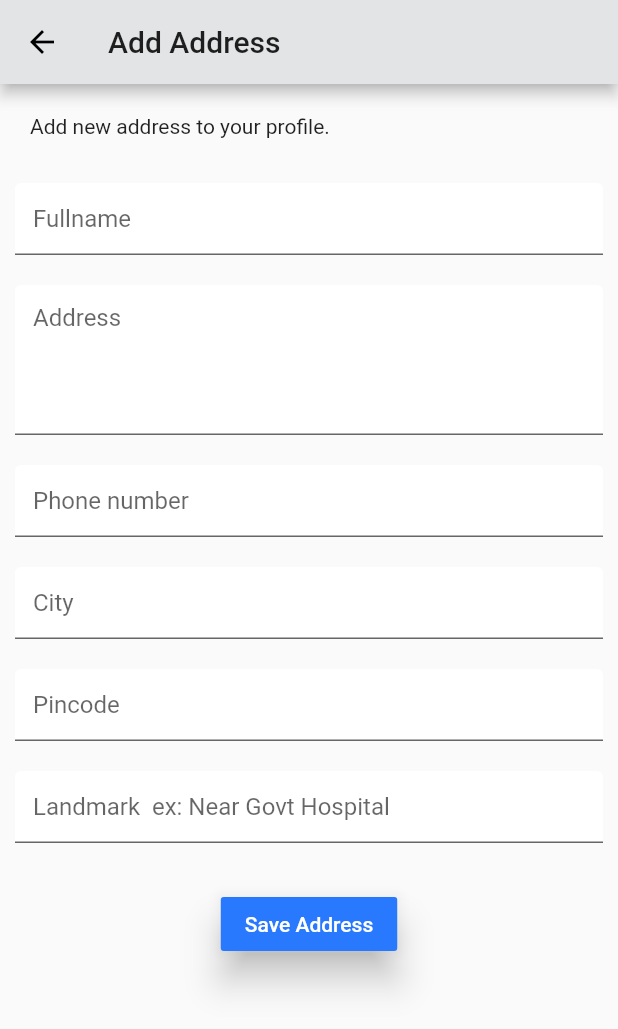
After one commit to DaSvilu3/virga_shop, a Flutter app: the AddAddressScreen screen opened directly, on a phone screen of 412 x 824 dp. The commit adds this screen. Shown: the top 1029 px of the screen. Run offline on Flutter 3.47's test engine with Material 2 defaults, Android fonts, the phone set to English and light mode, and no system bars; our stand-ins replace cached_network_image, carousel_pro, font_awesome_flutter, image_picker, rxdart, shared_preferences; missing offline and left inert: flutter_advanced_networkimage; accounts and stored records are empty.

Commit message:
add address and place order screen

```diff
--- a/lib/globals.dart
+++ b/lib/globals.dart
@@ -21,5 +21,7 @@ class Api{
   static const String registerUrl = URL+'/api/register';
   static const String productsUrl = URL+'/api/products';
   static const String categoryUrl = URL+'/api/product_categories';
+  static const String placeOrderUrl = URL + '/api/orders';
+  static const String currentUserAddressUrl = URL + '/api/user/addresses';
 
 }
--- /dev/null
+++ b/lib/models/user_address.dart
@@ -0,0 +1,35 @@
+class UserAddress{
+
+  ///Fullname of the user
+  String fullname;
+  String addressLine1;
+  String addressLine2;
+  String phoneNumber;
+  String city;
+  String landmark;
+  String pincode;
+
+  UserAddress({this.fullname,this.addressLine1,this.addressLine2,this.phoneNumber,this.city,this.landmark,this.pincode});
+
+  UserAddress.fromJson(Map<String,dynamic> json):
+    fullname = json["fullname"],
+    addressLine1 = json["address_line1"],
+    addressLine2 = json["address_line2"] ?? null,
+    phoneNumber = json["phone_number"],
+    city = json["city"],
+    landmark = json["landmark"] ?? null,
+    pincode = json["pincode"];
+
+  Map<String,dynamic> toJson() {
+    return {
+      "fullname" : fullname,
+      "addressLine1" : addressLine1,
+      "addressLine2" :addressLine2,
+      "phoneNumber" : phoneNumber,
+      "city" : city,
+      "landmark" : landmark,
+      "pincode" : pincode
+    };
+    }
+
+}
--- /dev/null
+++ b/lib/store/add_address.dart
@@ -0,0 +1,175 @@
+import 'dart:async';
+
+import 'package:flutter/material.dart';
+import 'package:virga_shop/models/user_address.dart';
+import 'package:virga_shop/network/api.dart';
+import 'package:http/http.dart' as http;
+
+class AddAddressScreen extends StatelessWidget {
+  @override
+  Widget build(BuildContext context) {
+    return new Scaffold(
+      appBar: AppBar(title: new Text("Add Address")),
+      body: AddAddressBody(),
+    );
+  }
+}
+
+class AddAddressBody extends StatefulWidget {
+  @override
+  State<StatefulWidget> createState() {
+    return _AddAddressBodyState();
+  }
+}
+
+class _AddAddressBodyState extends State<AddAddressBody> {
+  GlobalKey<FormState> _form = GlobalKey();
+
+  final _fullnameTEC = TextEditingController();
+  final _addressTEC = TextEditingController();
+  final _cityTEC = TextEditingController();
+  final _pincodeTEC = TextEditingController();
+  final _landmarkTEC = TextEditingController();
+  final _phoneTEC = TextEditingController();
+
+  Future<http.Response> _saveAddress(UserAddress address) async {
+    return await API.postAddress(address);
+  }
+
+  @override
+  Widget build(BuildContext context) {
+    return new ListView(
+      children: <Widget>[
+        new Padding(
+          padding: new EdgeInsets.all(20.0),
+          child: Text("Add new address to your profile.",
+              style: Theme.of(context).textTheme.body1),
+        ),
+        Form(
+          key: _form,
+          child: Column(
+            children: <Widget>[
+              Padding(
+                padding: EdgeInsets.all(10.0),
+                child: TextFormField(
+                  controller: _fullnameTEC,
+                  decoration: InputDecoration(
+                      hintText: "Fullname",
+                      fillColor: Colors.white,
+                      filled: true),
+                  validator: (value) {
+                    if (value.isEmpty) {
+                      return "Fullname cannot be empty";
+                    }
+                  },
+                ),
+              ),
+              Padding(
+                  padding: EdgeInsets.all(10.0),
+                  child: TextFormField(
+                    controller: _addressTEC,
+                    maxLines: 4,
+                    decoration: InputDecoration(
+                        hintText: "Address",
+                        fillColor: Colors.white,
+                        filled: true),
+                    validator: (value) {
+                      if (value.isEmpty) {
+                        return "Address cannot be empty";
+                      }
+                    },
+                  )),
+              Padding(
+                  padding: EdgeInsets.all(10.0),
+                  child: TextFormField(
+                    controller: _phoneTEC,
+                    decoration: InputDecoration(
+                        hintText: "Phone number",
+                        fillColor: Colors.white,
+                        filled: true),
+                    validator: (value) {
+                      if (value.isEmpty) {
+                        return "Phone number cannot be empty";
+                      }
+                    },
+                  )),
+              Padding(
+                  padding: EdgeInsets.all(10.0),
+                  child: TextFormField(
+                    controller: _cityTEC,
+                    decoration: InputDecoration(
+                        hintText: "City",
+                        fillColor: Colors.white,
+                        filled: true),
+                    validator: (value) {
+                      if (value.isEmpty) {
+                        return "City cannot be empty";
+                      }
+                    },
+                  )),
+              Padding(
+                  padding: EdgeInsets.all(10.0),
+                  child: TextFormField(
+                    controller: _pincodeTEC,
+                    keyboardType: TextInputType.numberWithOptions(
+                        decimal: false, signed: false),
+                    decoration: InputDecoration(
+                        hintText: "Pincode",
+                        fillColor: Colors.white,
+                        filled: true),
+                    validator: (value) {
+                      if (value.isEmpty) {
+                        return "Pincode cannot be empty";
+                      }
+                    },
+                  )),
+              Padding(
+                  padding: EdgeInsets.all(10.0),
+                  child: TextFormField(
+                    controller: _landmarkTEC,
+                    keyboardType: TextInputType.numberWithOptions(
+                        decimal: false, signed: false),
+                    decoration: InputDecoration(
+                        hintText: "Landmark  ex: Near Govt Hospital",
+                        fillColor: Colors.white,
+                        filled: true),
+                    validator: (value) {},
+                  )),
+              Padding(
+                  padding: EdgeInsets.symmetric(vertical: 20.0),
+                  child: RaisedButton(
+                    elevation: 10.0,
+                    color: Colors.blueAccent.shade400,
+                    child: new Text(
+                      "Save Address",
+                      style: TextStyle(color: Colors.white),
+                    ),
+                    onPressed: () {
+                      if (_form.currentState.validate()) {
+                        //show a snack bar saying, we are posting address
+                        Scaffold.of(context).showSnackBar(SnackBar(
+                            content:
+                                new Text("Saving new address, please wait.")));
+                        var address = new UserAddress();
+                        address.fullname = _fullnameTEC.text.trim();
+                        address.addressLine1 = _addressTEC.text.trim();
+                        address.city = _cityTEC.text.trim();
+                        address.landmark = _landmarkTEC.text.trim();
+                        address.pincode = _pincodeTEC.text.trim();
+                        address.phoneNumber = _phoneTEC.text.trim();
+                        _saveAddress(address).then((response) {
+                          if (response.statusCode == 200) {
+                            Scaffold.of(context).showSnackBar(SnackBar(
+                                content: new Text("Saved new address.")));
+                          }
+                        });
+                      }
+                    },
+                  )),
+            ],
+          ),
+        )
+      ],
+    );
+  }
+}
--- /dev/null
+++ b/lib/store/place_order.dart
@@ -0,0 +1,254 @@
+import 'dart:async';
+import 'package:flutter/material.dart';
+import 'package:virga_shop/models/user_address.dart';
+import 'package:virga_shop/store/add_address.dart';
+import 'package:virga_shop/store/place_order/place_order_bloc.dart';
+import 'package:virga_shop/store/place_order/place_order_provider.dart';
+
+class PlaceOrderScreen extends StatefulWidget {
+  @override
+  State<StatefulWidget> createState() {
+    // TODO: implement createState
+    return _PlaceOrderScreenState();
+  }
+}
+
+class _PlaceOrderScreenState extends State<PlaceOrderScreen> {
+  @override
+  Widget build(BuildContext context) {
+    return new PlaceOrderProvider(
+      providerBloc: new PlaceOrderBloc(),
+      child: new Scaffold(
+        appBar: new AppBar(
+          title: new Text("Place Order"),
+        ),
+        body: PlaceOrderBody(),
+      ),
+    );
+  }
+}
+
+class PlaceOrderBody extends StatefulWidget {
+  @override
+  State<StatefulWidget> createState() {
+    return _PlaceOrderBodyState();
+  }
+}
+
+class _PlaceOrderBodyState extends State<PlaceOrderBody> {
+  List<String> _checkedPaymentMethod = ["cod"];
+
+  _navigateToAddAddressScreen() async {
+    await Navigator
+        .of(context)
+        .push(MaterialPageRoute(builder: (context) => AddAddressScreen()))
+        .then((onValue) {
+      PlaceOrderProvider.of(context).initAddresses();
+      _chooseAddressDialog();
+    });
+  }
+
+  _chooseAddressDialog() async {
+    await showDialog(
+        context: context,
+        builder: (context) {
+          return SimpleDialog(
+            title: new Text("Choose Shipping Address"),
+            children: <Widget>[
+              StreamBuilder<List<UserAddress>>(
+                  stream: PlaceOrderProvider.of(this.context).addresses,
+                  builder:
+                      (context, AsyncSnapshot<List<UserAddress>> snapshot) {
+                    if (snapshot.data != null && snapshot.data.length > 0) {
+                      return Column(
+                        children: <Widget>[
+                          new Column(
+                              children: snapshot.data
+                                  .map((address) => Container(
+                                        width:
+                                            MediaQuery.of(context).size.width *
+                                                0.90,
+                                        padding: EdgeInsets.symmetric(
+                                            vertical: 10.0),
+                                        decoration: new BoxDecoration(
+                                            border: BorderDirectional(
+                                                bottom: BorderSide(
+                                                    color: Colors.grey.shade400,
+                                                    width: 1.0))),
+                                        child: new ListTile(
+                                          isThreeLine: true,
+                                          onTap: () {
+                                            //on selection change to this address
+                                            PlaceOrderProvider
+                                                .of(this.context)
+                                                .addressChangeHandler(address);
+                                            Navigator.of(context).pop();
+                                          },
+                                          title: Text(address.fullname),
+                                          subtitle: new Column(
+                                            crossAxisAlignment:
+                                                CrossAxisAlignment.start,
+                                            children: <Widget>[
+                                              Text(address.addressLine1),
+                                              Text(address.city),
+                                              Text(address.pincode),
+                                              Text("Phone: ${address.phoneNumber ?? ""} \nLandmark: ${address.landmark ?? "None"}"),
+                                            ],
+                                          ),
+                                        ),
+                                      ))
+                                  .toList()),
+                          new Divider(
+                            height: 2.0,
+                          ),
+                          new MaterialButton(
+                            color: Colors.white,
+                            child: new Text("Add new address"),
+                            onPressed: () {
+                              Navigator.of(context).pop();
+                              _navigateToAddAddressScreen();
+                            },
+                          )
+                        ],
+                      );
+                    }
+
+                    //if there are no address in users
+                    return new Column(
+                      children: <Widget>[
+                        new Container(
+                          width: MediaQuery.of(context).size.width,
+                          child: Column(
+                            children: <Widget>[
+                              new Icon(Icons.error_outline, size: 100.0),
+                              new Text(
+                                  "There are no address in your profile currently"),
+                              new MaterialButton(
+                                padding: EdgeInsets.all(10.0),
+                                color: Colors.white,
+                                child: new Text("Add new address"),
+                                onPressed: () {
+                                  Navigator.of(context).pop();
+                                  _navigateToAddAddressScreen();
+                                },
+                              )
+                            ],
+                          ),
+                        )
+                      ],
+                    );
+                  })
+            ],
+          );
+        });
+  }
+
+  Widget _addressesSelection() {
+    return StreamBuilder<UserAddress>(
+        stream: PlaceOrderProvider.of(context).selectedAddress,
+        builder: (context, AsyncSnapshot<UserAddress> snapshot) {
+          if (snapshot.hasData) {
+            return new MaterialButton(
+              padding: new EdgeInsets.all(20.0),
+              color: Colors.blue.shade100,
+              minWidth: MediaQuery.of(context).size.width,
+              onPressed: () {
+                _chooseAddressDialog();
+              },
+              child: new Column(
+                crossAxisAlignment: CrossAxisAlignment.stretch,
+                children: <Widget>[
+                  Text(snapshot.data.fullname),
+                  Text(snapshot.data.addressLine1),
+                  Text(snapshot.data.city),
+                  Text(snapshot.data.pincode)
+                ],
+              ),
+            );
+          }
+          return new MaterialButton(
+            color: Colors.white70,
+            height: MediaQuery.of(context).size.height * 0.30,
+            child: new Text("No address select, please select a address"),
+            onPressed: () {
+              _chooseAddressDialog();
+            },
+          );
+        });
+  }
+
+  Widget _paymentModeSelection() {
+    return new Column(
+      children: <Widget>[
+        Padding(
+          child: new Divider(),
+          padding: new EdgeInsets.symmetric(vertical: 20.0),
+        ),
+        Padding(
+          padding: new EdgeInsets.all(5.0),
+          child: Text("Payment Mode"),
+        ),
+        CheckboxListTile(
+          title: new Text("Cash-on-Delivery"),
+          value: _checkedPaymentMethod.contains("cod"),
+          onChanged: (checked) {
+            if (checked) {
+              setState(() {
+                _checkedPaymentMethod.clear();
+                _checkedPaymentMethod.add("cod");
+              });
+            }
+          },
+        ),
+        CheckboxListTile(
+          title: new Text("Pick-up from Mart"),
+          value: _checkedPaymentMethod.contains("pm"),
+          onChanged: (checked) {
+            if (checked) {
+              setState(() {
+                _checkedPaymentMethod.clear();
+                _checkedPaymentMethod.add("pm");
+              });
+            }
+          },
+        )
+      ],
+    );
+  }
+
+  @override
+  Widget build(BuildContext context) {
+    return new Column(
+      children: <Widget>[
+        Expanded(
+            child: ListView(
+          children: <Widget>[
+            Container(
+              padding: new EdgeInsets.all(20.0),
+              child: new Text(
+                "Select shipping address:",
+                style: TextStyle(fontSize: 16.0),
+              ),
+            ),
+            _addressesSelection(),
+            _paymentModeSelection()
+          ],
+        )),
+        Container(
+          padding: new EdgeInsets.fromLTRB(.0, .0, .0, .0),
+          width: MediaQuery.of(context).size.width,
+          child: new RaisedButton(
+            elevation: 40.0,
+            color: Colors.grey.shade300,
+            padding: new EdgeInsets.all(15.0),
+            child: Text(
+              "Place Order",
+              style: TextStyle(color: Colors.blue),
+            ),
+            onPressed: () {},
+          ),
+        )
+      ],
+    );
+  }
+}
--- a/lib/store/widgets/drawer.dart
+++ b/lib/store/widgets/drawer.dart
@@ -3,6 +3,7 @@ import 'package:font_awesome_flutter/font_awesome_flutter.dart';
 import 'package:virga_shop/store/home.dart';
 import 'package:virga_shop/store/login.dart';
 import 'package:virga_shop/store/picture_order.dart';
+import 'package:virga_shop/user_orders.dart';
 import '../../globals.dart';
 import 'package:shared_preferences/shared_preferences.dart';
 import 'dart:async';
@@ -64,7 +65,9 @@ class _SideDrawerState extends State<SideDrawer>{
             new ListTile(
               title: new Text("My Orders"),
               leading: new Icon(FontAwesomeIcons.truck),
-              onTap: () {},
+              onTap: () {
+                Navigator.of(context).push(MaterialPageRoute(builder: (context)=>UserOrdersScreen()));
+              },
             ),
 
              new Divider(),
--- /dev/null
+++ b/lib/user_orders.dart
@@ -0,0 +1,14 @@
+import 'package:flutter/material.dart';
+
+class UserOrdersScreen extends StatelessWidget{
+  @override
+  Widget build(BuildContext context) {
+    return new Scaffold(
+       appBar: AppBar(
+         title: new Text("Orders"),
+       ),
+    );
+  }
+
+
+}
```
Also changed, not shown: lib/models/cart.dart (+7 -0 lines), lib/models/cart_item.dart (+7 -7 lines), lib/network/api.dart (+60 -0 lines), lib/store/cart.dart (+5 -10 lines), lib/store/cart/cart_bloc.dart (+9 -5 lines), lib/store/place_order/place_order_bloc.dart (added, +75 -0 lines), lib/store/place_order/place_order_provider.dart (added, +20 -0 lines), lib/store/product.dart (+4 -4 lines), lib/store/widgets/product_category.dart (+8 -7 lines).
